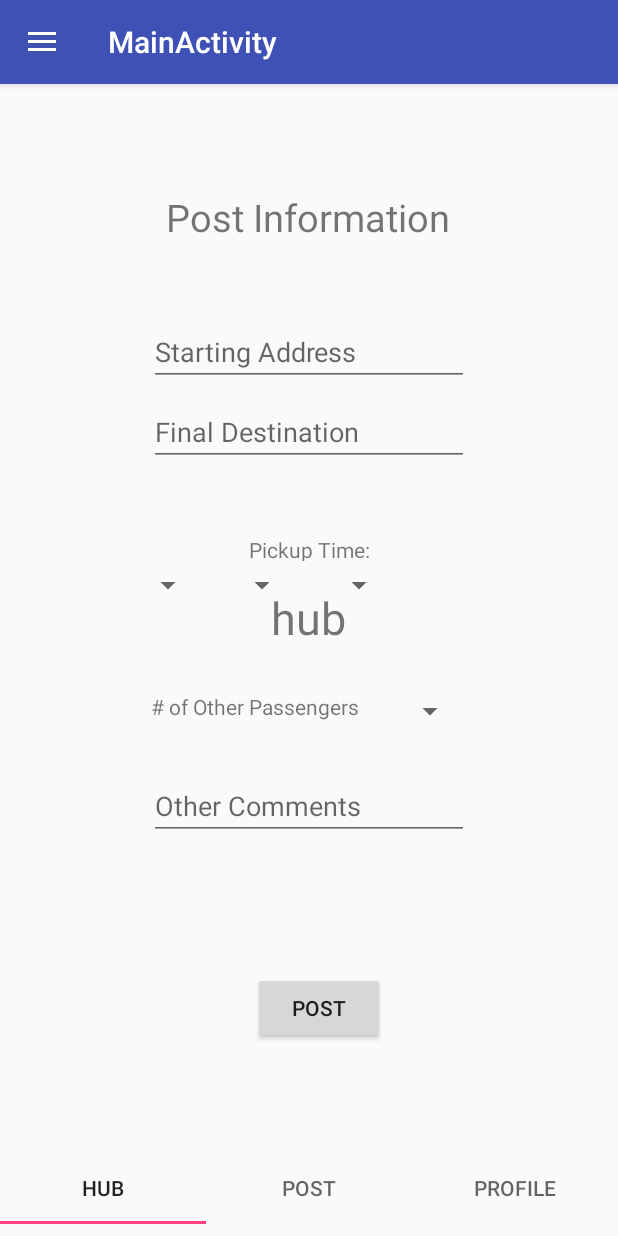
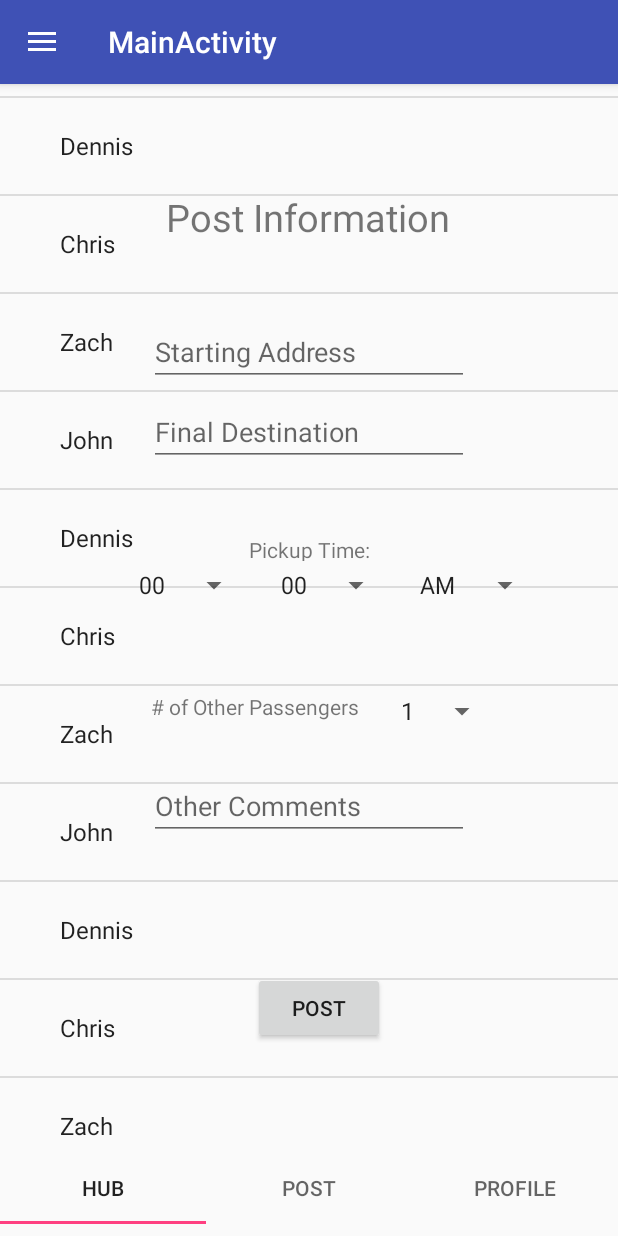
Before and after one commit to zdward/GrouberAndroid, an Android app: the fragment Post_Fragment placed in its activity, on a phone screen of 412 x 824 dp. Run offline under Robolectric (Android 15) with nearby library versions, the phone set to English and light mode, and no system bars.

Commit message:
Added skeleton cell list to the hub fragment.

```diff
--- a/app/build.gradle
+++ b/app/build.gradle
@@ -1,4 +1,5 @@
 apply plugin: 'com.android.application'
+apply plugin: 'com.google.gms.google-services'
 
 android {
     compileSdkVersion 27
@@ -20,18 +21,34 @@ android {
 }
 
 dependencies {
+
     implementation fileTree(include: ['*.jar'], dir: 'libs')
     implementation 'com.android.support:appcompat-v7:27.1.1'
     implementation 'com.android.support:design:27.1.1'
     implementation 'com.android.support.constraint:constraint-layout:1.1.3'
     implementation 'com.android.support:support-v4:27.1.1'
     //implementation 'com.google.firebase:firebase-auth:16.0.3'
+
+
+    //implementation 'com.google.firebase:firebase-core:16.0.8'
+
+    implementation 'com.google.firebase:firebase-auth:16.0.5'
+    implementation 'com.google.firebase:firebase-database:16.0.5'
+    implementation 'com.google.firebase:firebase-core:16.0.5'
+
+
+
+
     testImplementation 'junit:junit:4.12'
     androidTestImplementation 'com.android.support.test:runner:1.0.2'
     androidTestImplementation 'com.android.support.test.espresso:espresso-core:3.0.2'
-    implementation 'com.android.support:design:27.1.1'
+    //implementation 'com.android.support:design:27.1.1'
+
+    //compile 'com.google.firebase:firebase-auth:16.2.1'
+    //compile "com.google.android.gms:play-services-gcm:16.1.0"
+
 
     //implementation 'com.google.firebase:firebase-core:16.0.1'
 }
 
-//apply plugin: 'com.google.gms.google-services'
+apply plugin: 'com.google.gms.google-services'
--- a/app/src/main/java/c/zachgames/rpigrouber/Hub_Fragment.java
+++ b/app/src/main/java/c/zachgames/rpigrouber/Hub_Fragment.java
@@ -7,6 +7,11 @@ import android.support.v4.app.Fragment;
 import android.view.LayoutInflater;
 import android.view.View;
 import android.view.ViewGroup;
+import android.widget.ArrayAdapter;
+import android.widget.ListView;
+
+import java.util.ArrayList;
+import java.util.List;
 
 /**
  * A simple {@link Fragment} subclass.
@@ -27,6 +32,11 @@ public class Hub_Fragment extends Fragment {
     private String mParam2;
 
     private OnFragmentInteractionListener mListener;
+
+
+//    ListView listView;
+//    List list = new ArrayList();
+//    ArrayAdapter adapter;
 
     public Hub_Fragment() {
         // Required empty public constructor
@@ -62,8 +72,23 @@ public class Hub_Fragment extends Fragment {
     @Override
     public View onCreateView(LayoutInflater inflater, ViewGroup container,
                              Bundle savedInstanceState) {
+
+        View view = inflater.inflate(R.layout.fragment_hub_,container, false);
+
+        String[] items = {"John","Dennis","Chris","Zach","John","Dennis","Chris","Zach",
+                "John","Dennis","Chris","Zach","John","Dennis","Chris","Zach","John","Dennis","Chris","Zach"};
+
+        ListView listview = (ListView)view.findViewById(R.id.posts);
+
+        ArrayAdapter<String> listViewAdapter = new ArrayAdapter<String>(
+            getActivity(),android.R.layout.simple_expandable_list_item_1,items
+        );
+
+
+        listview.setAdapter(listViewAdapter);
+
         // Inflate the layout for this fragment
-        return inflater.inflate(R.layout.fragment_hub_, container, false);
+        return view;
     }
 
     // TODO: Rename method, update argument and hook method into UI event
--- a/app/src/main/java/c/zachgames/rpigrouber/Post_Fragment.java
+++ b/app/src/main/java/c/zachgames/rpigrouber/Post_Fragment.java
@@ -7,9 +7,11 @@ import android.support.v4.app.Fragment;
 import android.view.LayoutInflater;
 import android.view.View;
 import android.view.ViewGroup;
+import android.widget.ArrayAdapter;
 import android.widget.Button;
-import android.content.Intent;
-import android.support.design.widget.Snackbar;
+import android.widget.Spinner;
+
+import static android.support.design.widget.Snackbar.make;
 
 
 /**
@@ -59,27 +61,60 @@ public class Post_Fragment extends Fragment {
     @Override
     public void onCreate(Bundle savedInstanceState) {
         super.onCreate(savedInstanceState);
+
         if (getArguments() != null) {
             mParam1 = getArguments().getString(ARG_PARAM1);
             mParam2 = getArguments().getString(ARG_PARAM2);
         }
 
-//        Post = (Button)getView().findViewById(R.id.btnPost);
-//
-//        Post.setOnClickListener(new View.OnClickListener() {
-//            @Override
-//            public void onClick(View v) {
-//                Snackbar.make(v,"Posted!",Snackbar.LENGTH_LONG).setAction("Action",null).show();
-//
-//            }
-//        });
+
+
     }
+
 
     @Override
     public View onCreateView(LayoutInflater inflater, ViewGroup container,
                              Bundle savedInstanceState) {
-        // Inflate the layout for this fragment
-        return inflater.inflate(R.layout.fragment_post_, container, false);
+
+        View v = inflater.inflate(R.layout.fragment_post_, container, false);
+
+        String [] values =
+                {"1","2","3","4","5","6"};
+        Spinner spinner = (Spinner) v.findViewById(R.id.spinner1);
+        ArrayAdapter<String> adapter = new ArrayAdapter<String>(this.getActivity(), android.R.layout.simple_spinner_item, values);
+        adapter.setDropDownViewResource(android.R.layout.simple_dropdown_item_1line);
+        spinner.setAdapter(adapter);
+
+
+
+        String [] hours =
+                {"00","01","02","03","04","05","06","07","08","09","10","11","12"};
+        Spinner h_spinner = (Spinner) v.findViewById(R.id.hour);
+        ArrayAdapter<String> adapter2 = new ArrayAdapter<String>(this.getActivity(), android.R.layout.simple_spinner_item, hours);
+        adapter2.setDropDownViewResource(android.R.layout.simple_dropdown_item_1line);
+        h_spinner.setAdapter(adapter2);
+
+
+        String [] minutes =
+                {"00","01","02","03","04","05","06","07","08","09","10","11","12",
+                        "13","14","15","16","17","18","19","20","21","22","23","24","25",
+                        "26","27","28","29","30","31","32","33","34","35","36","37","38",
+                        "39","40","41","42","43","44","45","46","47","48","49","50","51",
+                        "52","53","54","55","56","57","58","59",};
+        Spinner m_spinner = (Spinner) v.findViewById(R.id.minute);
+        ArrayAdapter<String> adapter3 = new ArrayAdapter<String>(this.getActivity(), android.R.layout.simple_spinner_item, minutes);
+        adapter3.setDropDownViewResource(android.R.layout.simple_dropdown_item_1line);
+        m_spinner.setAdapter(adapter3);
+
+        String [] pm =
+                {"AM","PM"};
+        Spinner p_spinner = (Spinner) v.findViewById(R.id.am);
+        ArrayAdapter<String> adapter4 = new ArrayAdapter<String>(this.getActivity(), android.R.layout.simple_spinner_item, pm);
+        adapter4.setDropDownViewResource(android.R.layout.simple_dropdown_item_1line);
+        p_spinner.setAdapter(adapter4);
+
+
+        return v;
     }
 
     // TODO: Rename method, update argument and hook method into UI event
--- a/app/src/main/res/layout/fragment_hub_.xml
+++ b/app/src/main/res/layout/fragment_hub_.xml
@@ -6,12 +6,10 @@
     android:layout_height="match_parent"
     tools:context=".Hub_Fragment">
 
-    <!-- TODO: Update blank fragment layout -->
-    <TextView
-        android:layout_width="wrap_content"
-        android:layout_height="wrap_content"
-        android:text="hub"
-        android:layout_centerInParent="true"
-        android:textSize="30dp"/>
-
+    <ListView
+        android:id="@+id/posts"
+        android:layout_width="match_parent"
+        android:layout_height="match_parent"
+        android:layout_alignParentBottom="true"
+        android:layout_marginBottom="50dp" />
 </RelativeLayout>
--- a/build.gradle
+++ b/build.gradle
@@ -8,6 +8,7 @@ buildscript {
     }
     dependencies {
         classpath 'com.android.tools.build:gradle:3.3.2'
+        classpath 'com.google.gms:google-services:4.1.0'
 
         //classpath 'com.google.gms:google-services:4.1.0'
 
```
Also changed, not shown: 1 other file.
